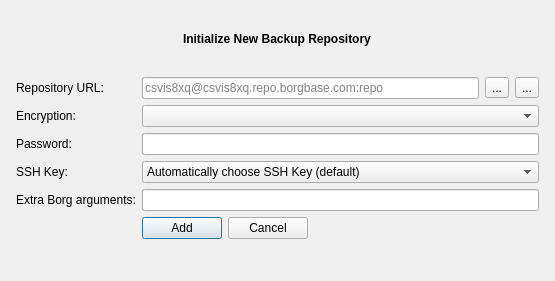
Above: src/vorta/assets/UI/repoadd.ui from ethernet-zero/vorta before the change. Below: the same form after it.
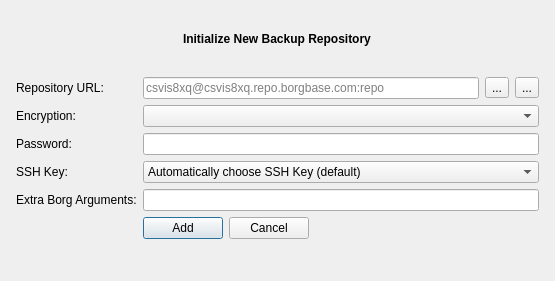
That is the form after the change. Icons and pictures are not drawn.

Commit message: Fixed label case

What changed in the file:
```diff
--- a/src/vorta/assets/UI/repoadd.ui
+++ b/src/vorta/assets/UI/repoadd.ui
@@ -152,7 +152,7 @@
      <item row="6" column="0">
       <widget class="QLabel" name="label_3">
        <property name="text">
-        <string>Extra Borg arguments:</string>
+        <string>Extra Borg Arguments:</string>
        </property>
       </widget>
      </item>
```
